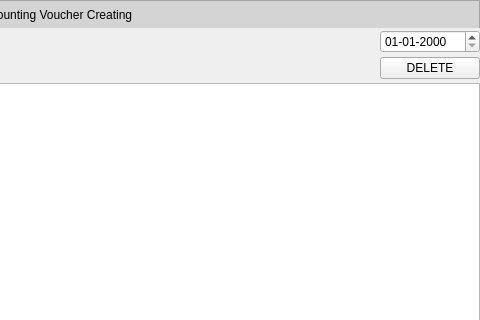
Darshitjivani/MBAS, file Resources/Ui/CreateVoucher.ui: the form before one commit; both pictures show x 399 to 879 and y 0 to 320 of the 879 by 724 pixel window.
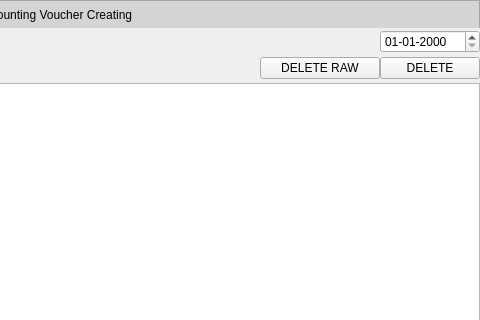
The form after the commit. Icons and pictures are not drawn.

Commit message: 3-10 Voucher changes and ledger for multiple entries.

What changed in the file:
```diff
--- a/Resources/Ui/CreateVoucher.ui
+++ b/Resources/Ui/CreateVoucher.ui
@@ -544,6 +544,13 @@
          </property>
         </widget>
        </item>
+       <item row="1" column="5">
+        <widget class="QPushButton" name="pbDeleteRaw">
+         <property name="text">
+          <string>DELETE RAW</string>
+         </property>
+        </widget>
+       </item>
       </layout>
      </widget>
     </item>
```
Left out of the diff: 447 changed lines with no effect on the pictures. The commit also changes 4 other files.
